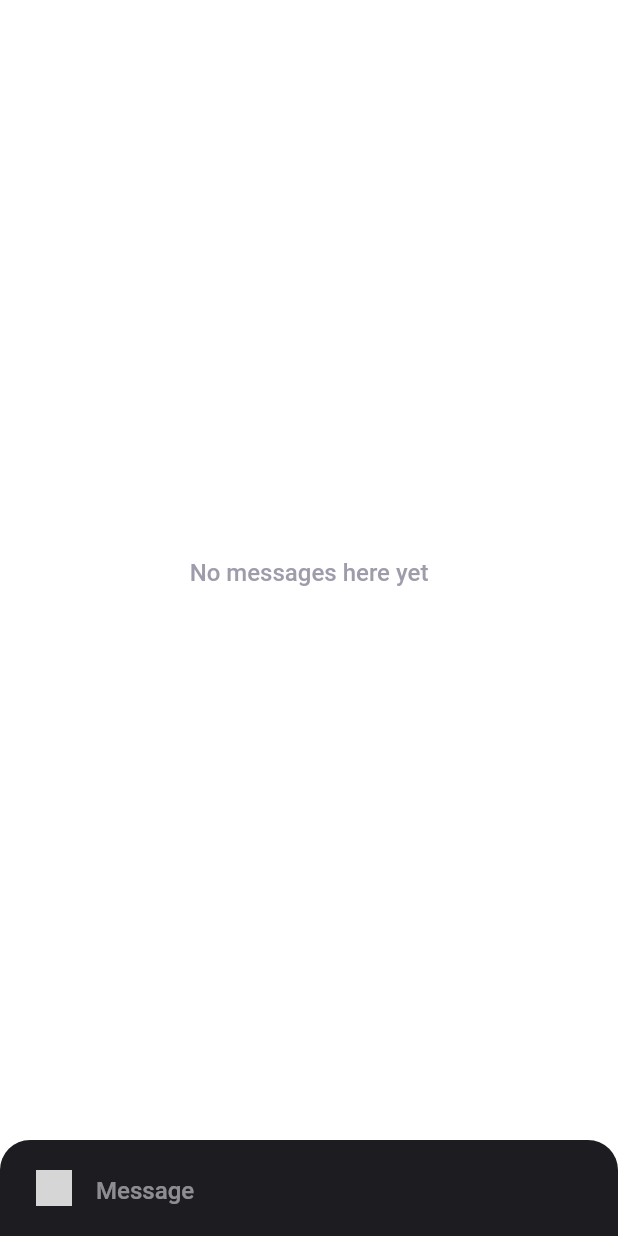
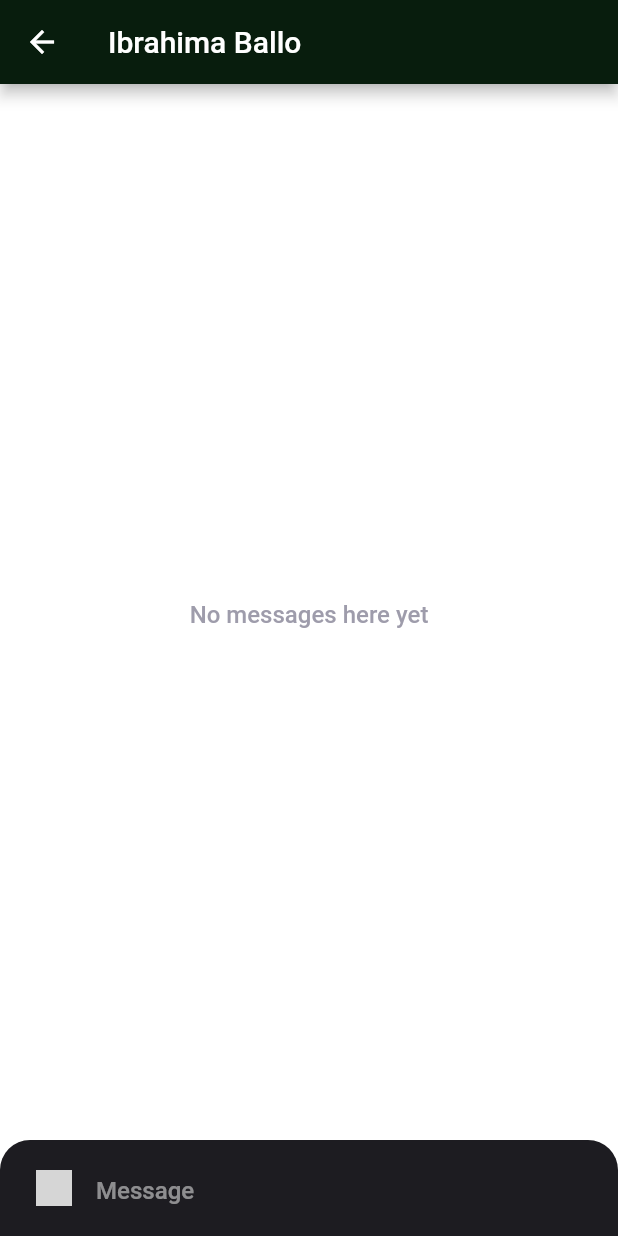
Before and after one commit to BalloIbrahima/ChatHours, a Flutter app: the ChatPage screen opened directly, on a phone screen of 412 x 824 dp. Run offline on Flutter 3.47's test engine with Material 2 defaults, Android fonts, the phone set to English and light mode, and no system bars; our stand-ins replace file_picker, flutter_chat_types, flutter_chat_ui, font_awesome_flutter, image_picker, open_filex and 1 more; grey boxes are pictures that could not be loaded.

Commit message:
add chat page

```diff
--- a/lib/chat.dart
+++ b/lib/chat.dart
@@ -33,6 +33,16 @@ class _ChatPageState extends State<ChatPage> {
 
   @override
   Widget build(BuildContext context) => Scaffold(
+        appBar: AppBar(
+          centerTitle: false,
+          // Here we take the value from the MyHomePage object that was created by
+          // the App.build method, and use it to set our appbar title.
+          title: const Text(
+            "Ibrahima Ballo",
+            textAlign: TextAlign.left,
+          ),
+          backgroundColor: const Color.fromRGBO(8, 29, 13, 100),
+        ),
         body: Chat(
           messages: _messages,
           onAttachmentPressed: _handleAttachmentPressed,
```
Also changed, not shown: lib/Acceuil.dart (+26 -6 lines), lib/newChat.dart (added, +53 -0 lines).
